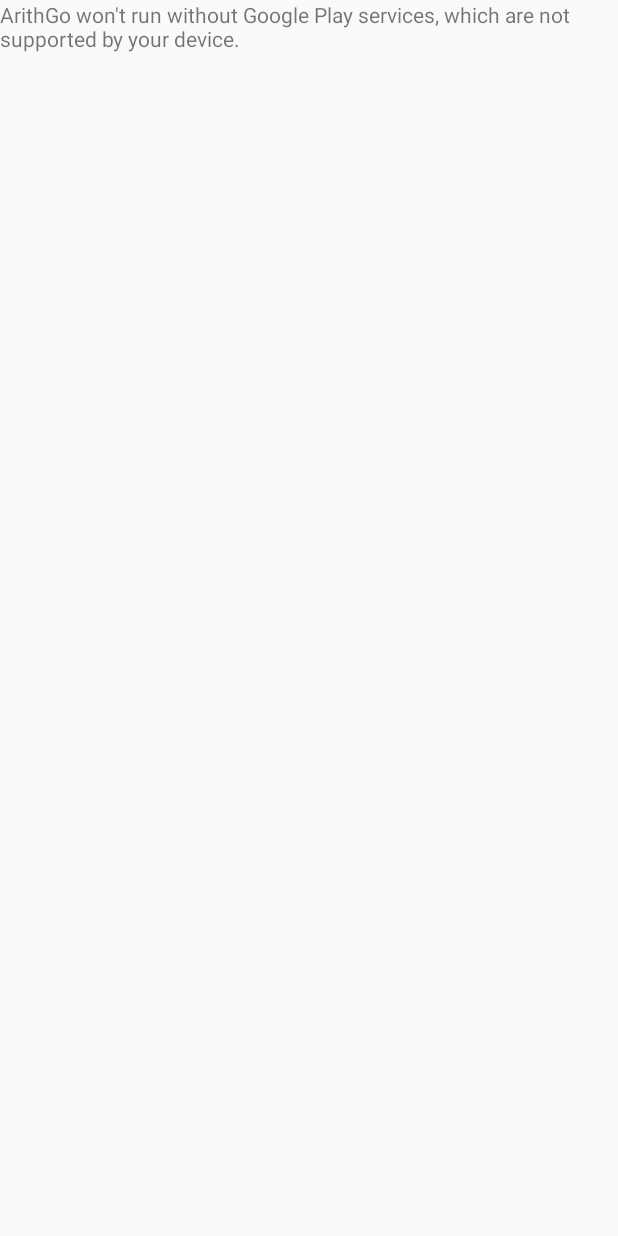
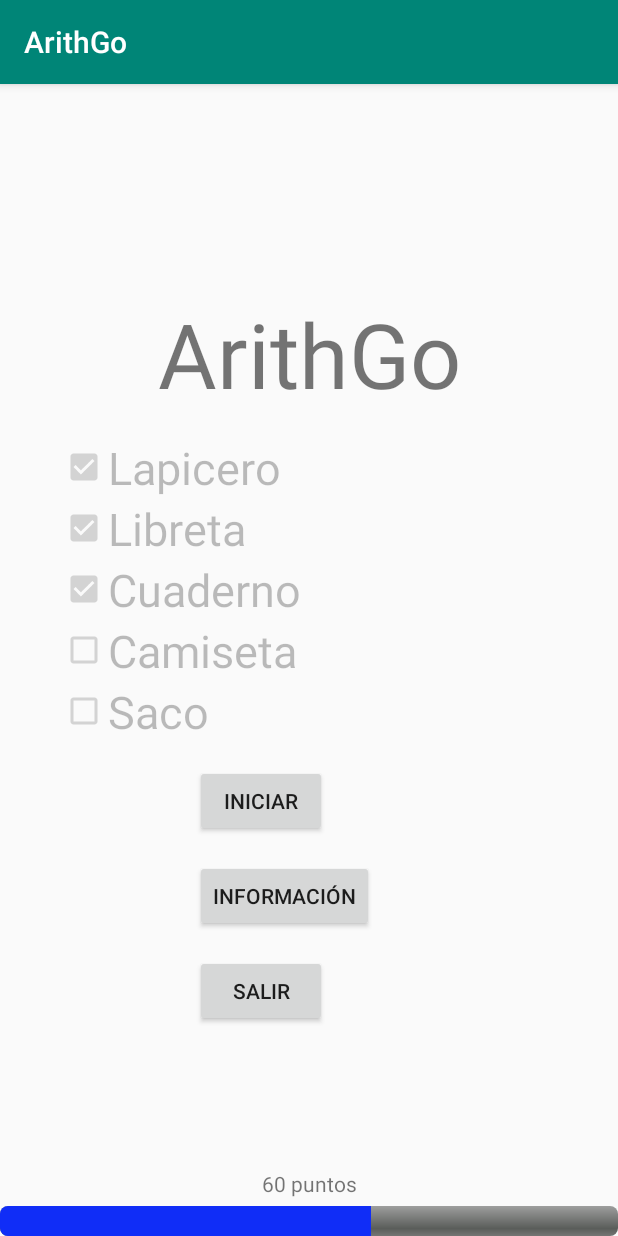
Before and after one commit to ashmander/ArithGo, an Android app: the screen it shows after launch (MainActivity), on a phone screen of 412 x 824 dp. Run offline under Robolectric (Android 15) with nearby library versions, the phone set to English and light mode, and no system bars.

```diff
--- a/app/build.gradle
+++ b/app/build.gradle
@@ -27,4 +27,5 @@ dependencies {
     androidTestImplementation 'androidx.test:runner:1.2.0'
     androidTestImplementation 'androidx.test.espresso:espresso-core:3.2.0'
     implementation 'com.google.android.gms:play-services-maps:17.0.0'
+    implementation 'com.google.maps.android:android-maps-utils:0.6.1'
 }
--- a/app/src/main/java/com/example/arithgo/MainActivity.java
+++ b/app/src/main/java/com/example/arithgo/MainActivity.java
@@ -1,104 +1,89 @@
 package com.example.arithgo;
 
 import androidx.appcompat.app.AppCompatActivity;
-import androidx.core.app.ActivityCompat;
-import androidx.fragment.app.FragmentActivity;
 
-import android.Manifest;
-import android.content.pm.PackageManager;
-import android.location.Location;
-import android.location.LocationListener;
-import android.location.LocationManager;
+import android.content.Intent;
 import android.os.Bundle;
+import android.view.View;
+import android.widget.Button;
+import android.widget.CheckBox;
+import android.widget.ProgressBar;
+import android.widget.TextView;
 
 import com.example.arithgo.model.data.CRUDPoints;
-import com.google.android.gms.maps.CameraUpdateFactory;
-import com.google.android.gms.maps.GoogleMap;
-import com.google.android.gms.maps.OnMapReadyCallback;
-import com.google.android.gms.maps.SupportMapFragment;
-import com.google.android.gms.maps.model.BitmapDescriptorFactory;
-import com.google.android.gms.maps.model.LatLng;
-import com.google.android.gms.maps.model.Marker;
-import com.google.android.gms.maps.model.MarkerOptions;
-import com.google.android.gms.maps.model.Polygon;
-import com.google.android.gms.maps.model.PolygonOptions;
 
-public class MainActivity extends FragmentActivity implements OnMapReadyCallback, LocationListener {
+public class MainActivity extends AppCompatActivity {
 
-    private GoogleMap map;
-    private Marker miUbicacion;
-    private Polygon bibliotecaIcesi;
-    private Polygon auditoriosIcesi;
-    private Polygon edificioDIcesi;
+    private Button iniciar, info, exit;
+    private CheckBox lapicero, cuaderno, libreta, camiseta, saco;
+    private ProgressBar pointsProgress;
+    private TextView mainPoints;
 
     @Override
     protected void onCreate(Bundle savedInstanceState) {
         super.onCreate(savedInstanceState);
         setContentView(R.layout.activity_main);
-        SupportMapFragment mapFragment = (SupportMapFragment) getSupportFragmentManager().findFragmentById(R.id.map);
-        mapFragment.getMapAsync(this);
-        ActivityCompat.requestPermissions(this, new String[]{
-                Manifest.permission.ACCESS_COARSE_LOCATION,
-                Manifest.permission.ACCESS_FINE_LOCATION
-        },11);
-        CRUDPoints.insertPoin();
-    }
-
-    @Override
-    public void onMapReady(GoogleMap googleMap) {
-        map = googleMap;
-        bibliotecaIcesi = map.addPolygon(new PolygonOptions().add(
-                new LatLng(3.341935, -76.530103),
-                new LatLng(3.341921, -76.529808),
-                new LatLng(3.341640, -76.529819),
-                new LatLng(3.341654, -76.530084)
-        ));
-        auditoriosIcesi = map.addPolygon(new PolygonOptions().add(
-                new LatLng(3.342334, -76.529618),
-                new LatLng(3.342701, -76.529954),
-                new LatLng(3.342848, -76.529724),
-                new LatLng(3.342606, -76.529443)
-        ));
-        edificioDIcesi = map.addPolygon(new PolygonOptions().add(
-                new LatLng(3.341001, -76.530411),
-                new LatLng(3.340803, -76.530414),
-                new LatLng(3.340795, -76.530009),
-                new LatLng(3.340987, -76.529968)
-        ));
-        LatLng icesi = new LatLng(3.341552, -76.529784);
-        map.animateCamera(CameraUpdateFactory.newLatLngZoom(icesi, 15));
-        miUbicacion = map.addMarker(new MarkerOptions().position(icesi).icon(BitmapDescriptorFactory.fromResource(R.drawable.ubication)).title("Mi ubicacion"));
-        LocationManager manager = (LocationManager) getSystemService(LOCATION_SERVICE);
-        if (ActivityCompat.checkSelfPermission(this, Manifest.permission.ACCESS_FINE_LOCATION) == PackageManager.PERMISSION_GRANTED && ActivityCompat.checkSelfPermission(this, Manifest.permission.ACCESS_COARSE_LOCATION) == PackageManager.PERMISSION_GRANTED) {
-            manager.requestLocationUpdates(LocationManager.GPS_PROVIDER, 1000, 0,this);
-        } else {
-            ActivityCompat.requestPermissions(this, new String[]{
-                    Manifest.permission.ACCESS_COARSE_LOCATION,
-                    Manifest.permission.ACCESS_FINE_LOCATION
-            },11);
+        CRUDPoints.insertPoint();
+        iniciar = findViewById(R.id.inicar_btn);
+        iniciar.setOnClickListener(new View.OnClickListener() {
+            @Override
+            public void onClick(View view) {
+                Intent i = new Intent(getApplicationContext(),Mapa.class);
+                startActivity(i);
+            }
+        });
+        info = findViewById(R.id.info_btn);
+        info.setOnClickListener(new View.OnClickListener() {
+            @Override
+            public void onClick(View view) {
+                Intent i = new Intent(getApplicationContext(),Info.class);
+                startActivity(i);
+            }
+        });
+        exit = findViewById(R.id.exit_app);
+        exit.setOnClickListener(new View.OnClickListener() {
+            @Override
+            public void onClick(View view) {
+                finish();
+            }
+        });
+        lapicero = findViewById(R.id.lapicero_cb);
+        cuaderno = findViewById(R.id.cuaderno_cb);
+        libreta = findViewById(R.id.libreta_cb);
+        camiseta = findViewById(R.id.camiseta_cb);
+        saco = findViewById(R.id.saco_cb);
+        pointsProgress = findViewById(R.id.points_progress);
+        mainPoints = findViewById(R.id.points_main_tv);
+        int points = CRUDPoints.getPoints();
+        pointsProgress.setProgress(points);
+        mainPoints.setText(""+points+" puntos");
+        if(points>=100) {
+            lapicero.setChecked(true);
+            cuaderno.setChecked(true);
+            libreta.setChecked(true);
+            camiseta.setChecked(true);
+            saco.setChecked(true);
+        } else if(points>=80) {
+            lapicero.setChecked(true);
+            cuaderno.setChecked(true);
+            libreta.setChecked(true);
+            camiseta.setChecked(true);
+        } else if(points>=40) {
+            lapicero.setChecked(true);
+            cuaderno.setChecked(true);
+            libreta.setChecked(true);
+        } else if(points>=30) {
+            lapicero.setChecked(true);
+            cuaderno.setChecked(true);
+        } else if(points>=20) {
+            lapicero.setChecked(true);
         }
     }
 
     @Override
-    public void onLocationChanged(Location location) {
-        LatLng pos = new LatLng(location.getLatitude(), location.getLongitude());
-        miUbicacion.setPosition(pos);
-
-        map.animateCamera(CameraUpdateFactory.newLatLngZoom(pos, 18));
-    }
-
-    @Override
-    public void onStatusChanged(String s, int i, Bundle bundle) {
+    public void onBackPressed() {
 
     }
 
-    @Override
-    public void onProviderEnabled(String s) {
 
-    }
-
-    @Override
-    public void onProviderDisabled(String s) {
-
-    }
 }
--- a/app/src/main/java/com/example/arithgo/model/data/CRUDPoints.java
+++ b/app/src/main/java/com/example/arithgo/model/data/CRUDPoints.java
@@ -2,36 +2,45 @@ package com.example.arithgo.model.data;
 
 import android.database.Cursor;
 import android.database.sqlite.SQLiteDatabase;
+import android.util.Log;
 
 import com.example.arithgo.app.ArithGoApp;
 import com.example.arithgo.model.driver.DBDriver;
+import com.example.arithgo.model.entity.Points;
+
 
 public class CRUDPoints {
 
-    public static void insertPoin() {
+    public static void insertPoint() {
+        if(getPoints()==null)  {
             DBDriver driver = DBDriver.getInstance(ArithGoApp.getContext());
-        SQLiteDatabase db = driver.getReadableDatabase();
-        String sql = "INSERT INTO $TABLE($ID, $MY_POINTS) VALUES('$VID', '$VMY_POINTS')";
+            SQLiteDatabase db = driver.getWritableDatabase();
+            String sql = "INSERT INTO $TABLE($ID, $MY_POINTS) VALUES('$VID', $VMY_POINTS)";
             sql = sql
                     .replace("$TABLE",DBDriver.TABLE_POINTS)
                     .replace("$ID",DBDriver.POINTS_ID)
                     .replace("$MY_POINTS",DBDriver.POINTS_POINtS)
                     .replace("$VID","1")
-                .replace("$VMY_POINTS","0");
+                    .replace("$VMY_POINTS",""+60);
             db.execSQL(sql);
             db.close();
         }
+    }
 
-    public static int getPoints() {
+    public static Integer getPoints() {
         int points = 0;
+        try {
             DBDriver driver = DBDriver.getInstance(ArithGoApp.getContext());
             SQLiteDatabase db = driver.getReadableDatabase();
-        String sql = "SELECT * FROM "+DBDriver.TABLE_POINTS+" WHERE $ID = '1'";
-        sql = sql
-                .replace("$ID",DBDriver.POINTS_ID);
+            String sql = "SELECT * FROM "+DBDriver.TABLE_POINTS+" WHERE "+DBDriver.POINTS_ID+" = '1'";
             Cursor cursor = db.rawQuery(sql,null);
+            cursor.moveToFirst();
             points = Integer.parseInt(cursor.getString(cursor.getColumnIndex(DBDriver.POINTS_POINtS)));
             db.close();
+        } catch (Exception e) {
+            return null;
+        }
+
         return points;
     }
 
@@ -40,7 +49,7 @@ public class CRUDPoints {
         DBDriver driver = DBDriver.getInstance(ArithGoApp.getContext());
         SQLiteDatabase db = driver.getReadableDatabase();
         String sql = "UPDATE $TABLE SET $POINTS=$VPOINTS WHERE $ID = '1'";
-        sql.replace("$TABLE",DBDriver.TABLE_POINTS)
+        sql =  sql.replace("$TABLE",DBDriver.TABLE_POINTS)
                 .replace("$POINTS",DBDriver.POINTS_POINtS)
                 .replace("$VPOINTS",""+points)
                 .replace("$ID",DBDriver.POINTS_ID);
@@ -53,7 +62,7 @@ public class CRUDPoints {
         DBDriver driver = DBDriver.getInstance(ArithGoApp.getContext());
         SQLiteDatabase db = driver.getReadableDatabase();
         String sql = "UPDATE $TABLE SET $POINTS=$VPOINTS WHERE $ID = '1'";
-        sql.replace("$TABLE",DBDriver.TABLE_POINTS)
+        sql  =  sql.replace("$TABLE",DBDriver.TABLE_POINTS)
                 .replace("$POINTS",DBDriver.POINTS_POINtS)
                 .replace("$VPOINTS",""+points)
                 .replace("$ID",DBDriver.POINTS_ID);
@@ -66,7 +75,7 @@ public class CRUDPoints {
         DBDriver driver = DBDriver.getInstance(ArithGoApp.getContext());
         SQLiteDatabase db = driver.getReadableDatabase();
         String sql = "UPDATE $TABLE SET $POINTS=$VPOINTS WHERE $ID = '1'";
-        sql.replace("$TABLE",DBDriver.TABLE_POINTS)
+        sql = sql.replace("$TABLE",DBDriver.TABLE_POINTS)
                 .replace("$POINTS",DBDriver.POINTS_POINtS)
                 .replace("$VPOINTS",""+points)
                 .replace("$ID",DBDriver.POINTS_ID);
--- a/app/src/main/java/com/example/arithgo/model/driver/DBDriver.java
+++ b/app/src/main/java/com/example/arithgo/model/driver/DBDriver.java
@@ -3,13 +3,14 @@ package com.example.arithgo.model.driver;
 import android.content.Context;
 import android.database.sqlite.SQLiteDatabase;
 import android.database.sqlite.SQLiteOpenHelper;
+import android.util.Log;
 
 public class DBDriver extends SQLiteOpenHelper {
 
     private static DBDriver instance;
 
     public static synchronized DBDriver getInstance(Context context) {
-        if(instance==null) {
+        if(instance == null) {
             instance = new DBDriver(context);
         }
         return instance;
@@ -19,21 +20,22 @@ public class DBDriver extends SQLiteOpenHelper {
     public static final int DBVERSION = 1;
 
     //Table Points
-    public static final String TABLE_POINTS="points";
+    public static final String TABLE_POINTS = "dbpoints";
     public static final String POINTS_ID="id";
-    public static final String POINTS_POINtS="my_points";
+    public static final String POINTS_POINtS="mypoints";
 
     private DBDriver (Context context) {
+
         super(context, DBNAME, null, DBVERSION);
     }
 
     @Override
     public void onCreate(SQLiteDatabase db) {
-        String CREATE_TABLE_POINTS = "CREATE TABLE $TABLE($ID TEXT PRIMARY  KEY, $MY_POINTS INTEGER)";
+        String CREATE_TABLE_POINTS = "CREATE TABLE $TABLE($ID TEXT PRIMARY  KEY, $MYPOINTS INTEGER)";
         CREATE_TABLE_POINTS  = CREATE_TABLE_POINTS
                 .replace("$TABLE",TABLE_POINTS)
                 .replace("$ID",POINTS_ID)
-                .replace("$MY_POINTS", POINTS_POINtS);
+                .replace("$MYPOINTS", POINTS_POINtS);
         db.execSQL(CREATE_TABLE_POINTS);
     }
 
--- a/app/src/main/res/layout/activity_main.xml
+++ b/app/src/main/res/layout/activity_main.xml
@@ -2,9 +2,101 @@
 <RelativeLayout android:layout_width="match_parent"
     android:layout_height="match_parent"
     xmlns:android="http://schemas.android.com/apk/res/android" >
-    <fragment
+
+    <LinearLayout
         android:layout_width="match_parent"
-        android:layout_height="match_parent"
-        android:id="@+id/map"
-        android:name="com.google.android.gms.maps.SupportMapFragment" />
+        android:layout_height="wrap_content"
+        android:orientation="vertical"
+        android:layout_centerVertical="true">
+        <TextView
+            android:layout_width="match_parent"
+            android:layout_height="wrap_content"
+            android:textSize="60sp"
+            android:text="ArithGo"
+            android:textAlignment="center"
+            android:layout_marginBottom="15dp"/>
+
+        <CheckBox
+            android:layout_width="wrap_content"
+            android:layout_height="wrap_content"
+            android:text="Lapicero"
+            android:textSize="30sp"
+            android:enabled="false"
+            android:id="@+id/lapicero_cb"
+            android:layout_marginLeft="40dp"/>
+        <CheckBox
+            android:layout_width="wrap_content"
+            android:layout_height="wrap_content"
+            android:text="Libreta"
+            android:textSize="30sp"
+            android:enabled="false"
+            android:id="@+id/libreta_cb"
+            android:layout_marginLeft="40dp"/>
+        <CheckBox
+            android:layout_width="wrap_content"
+            android:layout_height="wrap_content"
+            android:text="Cuaderno"
+            android:textSize="30sp"
+            android:enabled="false"
+            android:id="@+id/cuaderno_cb"
+            android:layout_marginLeft="40dp"/>
+        <CheckBox
+            android:layout_width="wrap_content"
+            android:layout_height="wrap_content"
+            android:text="Camiseta"
+            android:textSize="30sp"
+            android:enabled="false"
+            android:id="@+id/camiseta_cb"
+            android:layout_marginLeft="40dp"/>
+        <CheckBox
+            android:layout_width="wrap_content"
+            android:layout_height="wrap_content"
+            android:text="Saco"
+            android:textSize="30sp"
+            android:enabled="false"
+            android:id="@+id/saco_cb"
+            android:layout_marginLeft="40dp"/>
+
+        <Button
+            android:layout_width="wrap_content"
+            android:layout_height="wrap_content"
+            android:id="@+id/inicar_btn"
+            android:text="Iniciar"
+            android:layout_marginLeft="130dp"
+            android:layout_marginTop="15dp"/>
+        <Button
+            android:layout_width="wrap_content"
+            android:layout_height="wrap_content"
+            android:id="@+id/info_btn"
+            android:text="Información"
+            android:layout_marginLeft="130dp"
+            android:layout_marginTop="15dp"/>
+        <Button
+            android:layout_width="wrap_content"
+            android:layout_height="wrap_content"
+            android:id="@+id/exit_app"
+            android:text="Salir"
+            android:layout_marginLeft="130dp"
+            android:layout_marginTop="15dp"/>
+    </LinearLayout>
+
+    <TextView
+        android:layout_width="match_parent"
+        android:layout_height="wrap_content"
+        android:text=""
+        android:layout_alignParentBottom="true"
+        android:layout_marginBottom="25dp"
+        android:id="@+id/points_main_tv"
+        android:textAlignment="center"/>
+
+
+    <ProgressBar
+        android:id="@+id/points_progress"
+        style="@android:style/Widget.ProgressBar.Horizontal"
+        android:layout_width="match_parent"
+        android:layout_height="wrap_content"
+        android:layout_alignParentBottom="true"
+        android:max="100"
+        android:progress="0"
+        android:progressTint="#102DF7" />
 </RelativeLayout>
--- a/app/src/main/res/layout/row_product.xml
+++ b/app/src/main/res/layout/row_product.xml
@@ -11,8 +11,8 @@
         <TextView
             android:layout_width="match_parent"
             android:layout_height="wrap_content"
-            android:textSize="40sp"
-            android:text="Lapicero"
+            android:textSize="30sp"
+            android:text="Camiseta Icesi"
             android:paddingLeft="20dp"
             android:paddingTop="16dp"
             android:id="@+id/row_product_tv"/>
@@ -30,7 +30,7 @@
         android:layout_width="wrap_content"
         android:layout_height="wrap_content"
         android:text="Canjear"
-        android:textSize="30sp"
+        android:textSize="15sp"
         android:layout_alignParentRight="true"
         android:layout_marginRight="25dp"
         android:layout_marginTop="30dp"
```
Also changed, not shown: app/src/main/AndroidManifest.xml (+13 -3 lines), app/src/main/java/com/example/arithgo/CanjeoActivity.java (+22 -3 lines), app/src/main/java/com/example/arithgo/Challenge.java (+24 -3 lines), app/src/main/java/com/example/arithgo/Info.java (added, +32 -0 lines), app/src/main/java/com/example/arithgo/Mapa.java (added, +155 -0 lines), app/src/main/java/com/example/arithgo/ProductAdapter.java (+15 -6 lines), app/src/main/res/layout/activity_info.xml (added, +34 -0 lines), app/src/main/res/layout/activity_mapa.xml (added, +84 -0 lines), app/src/main/res/layout/canjeo_activity.xml (+7 -0 lines), app/src/main/res/layout/operation.xml (+7 -0 lines). Lines whose indentation alone changed are shown as unchanged.
